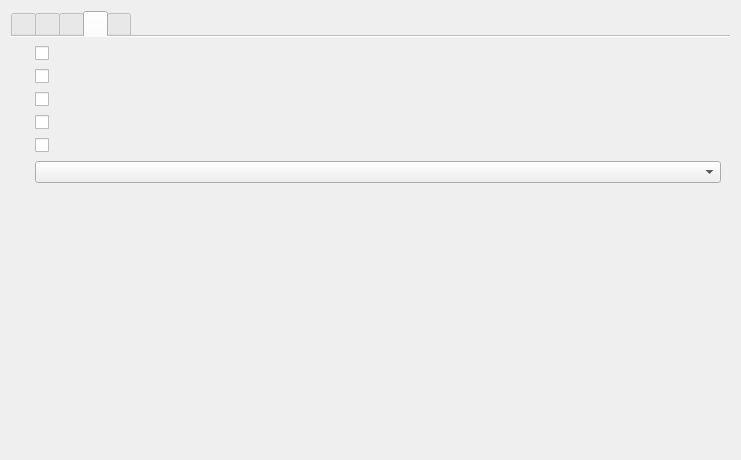
Qt form org.nickvision.tubeconverter.qt/src/views/settingspage.ui (NickvisionApps/Parabolic) before a commit.
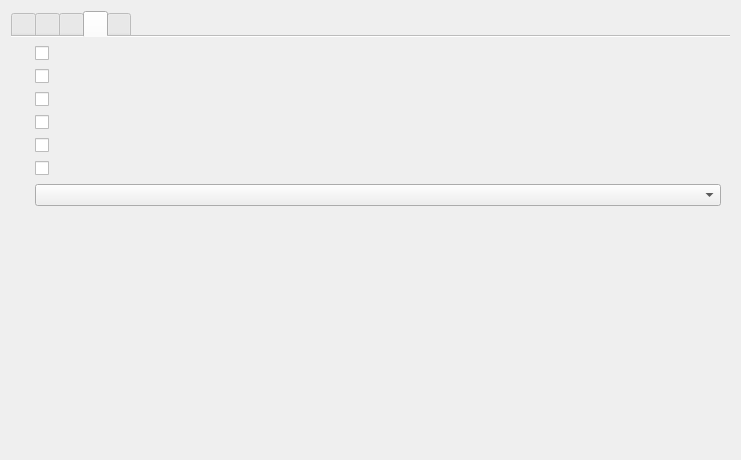
The same form after that commit. The open tabs and pages were chosen to show the change. Icons and pictures are not drawn.

```diff
--- a/org.nickvision.tubeconverter.qt/src/views/settingspage.ui
+++ b/org.nickvision.tubeconverter.qt/src/views/settingspage.ui
@@ -266,36 +266,42 @@
         <widget class="QCheckBox" name="chkEmbedMetadata"/>
        </item>
        <item row="1" column="0">
-        <widget class="QLabel" name="lblEmbedSubtitles"/>
-       </item>
-       <item row="1" column="1">
-        <widget class="QCheckBox" name="chkEmbedSubtitles"/>
-       </item>
-       <item row="2" column="0">
-        <widget class="QLabel" name="lblEmbedChapters"/>
-       </item>
-       <item row="2" column="1">
-        <widget class="QCheckBox" name="chkEmbedChapters"/>
-       </item>
-       <item row="3" column="0">
-        <widget class="QLabel" name="lblCropAudioThumbnails"/>
-       </item>
-       <item row="3" column="1">
-        <widget class="QCheckBox" name="chkCropAudioThumbnails"/>
-       </item>
-       <item row="4" column="0">
         <widget class="QLabel" name="lblRemoveSourceData"/>
        </item>
-       <item row="4" column="1">
+       <item row="1" column="1">
         <widget class="QCheckBox" name="chkRemoveSourceData"/>
        </item>
+       <item row="2" column="0">
+        <widget class="QLabel" name="lblEmbedThumbnails"/>
+       </item>
+       <item row="2" column="1">
+        <widget class="QCheckBox" name="chkEmbedThumbnails"/>
+       </item>
+       <item row="3" column="0">
+        <widget class="QLabel" name="lblCropAudioThumbnails"/>
+       </item>
+       <item row="3" column="1">
+        <widget class="QCheckBox" name="chkCropAudioThumbnails"/>
+       </item>
+       <item row="4" column="0">
+        <widget class="QLabel" name="lblEmbedChapters"/>
+       </item>
+       <item row="4" column="1">
+        <widget class="QCheckBox" name="chkEmbedChapters"/>
+       </item>
        <item row="5" column="0">
+        <widget class="QLabel" name="lblEmbedSubtitles"/>
+       </item>
+       <item row="5" column="1">
+        <widget class="QCheckBox" name="chkEmbedSubtitles"/>
+       </item>
+       <item row="6" column="0">
         <widget class="QLabel" name="lblPostprocessingThreads"/>
        </item>
-       <item row="5" column="1">
+       <item row="6" column="1">
         <widget class="QComboBox" name="cmbPostprocessingThreads"/>
        </item>
-       <item row="6" column="1">
+       <item row="7" column="1">
         <spacer name="verticalSpacer_4">
          <property name="orientation">
           <enum>Qt::Orientation::Vertical</enum>
```
Left out of the diff: 2 changed lines with no effect on the pictures.
